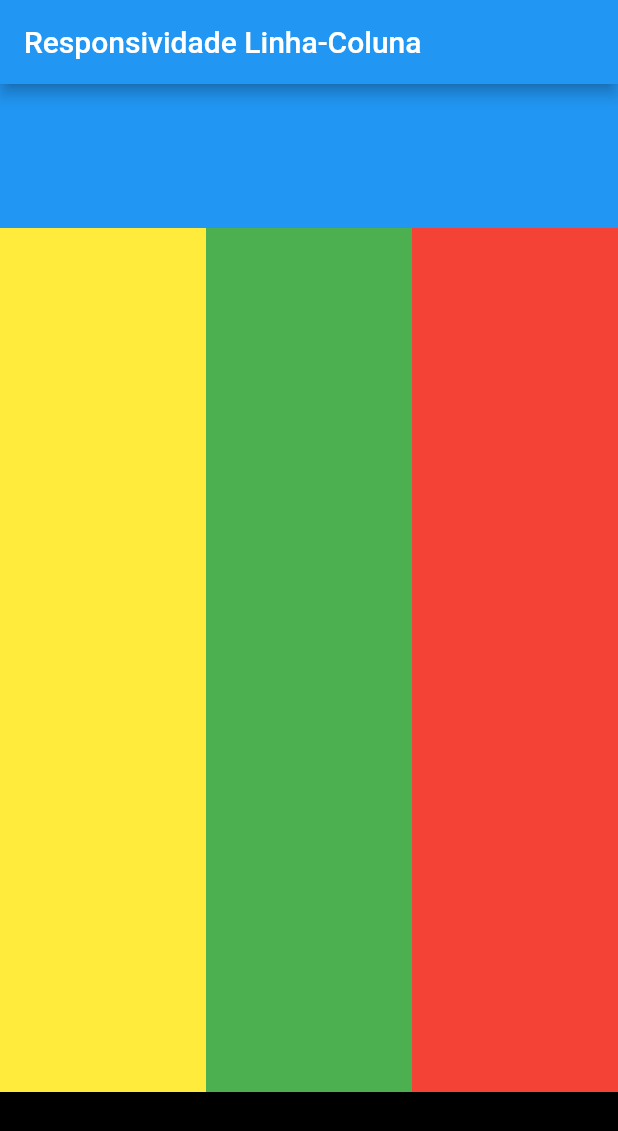
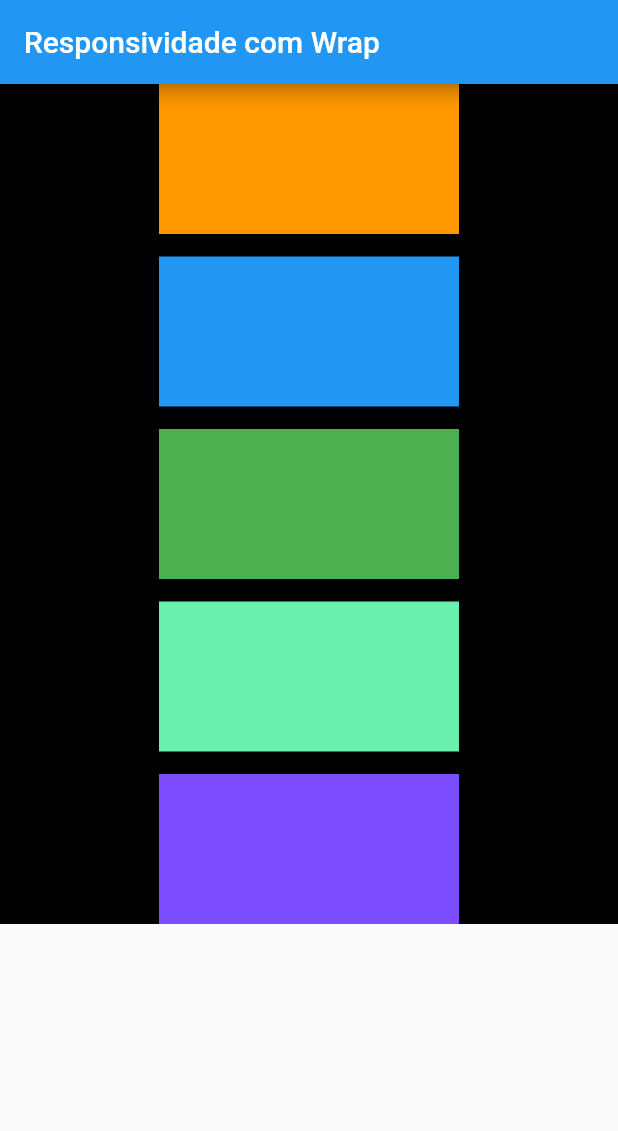
Before and after one commit to da0hn/ramona-flutter-store, a Flutter app: the screen it shows after launch, on a phone screen of 412 x 824 dp. Shown: the top 1131 px of the screen. Run offline on Flutter 3.47's test engine with Material 2 defaults, Android fonts, the light colour scheme and no system bars.

Commit message:
feat: example of responsive UI using `Wrap` widget

```diff
--- a/lib/main.dart
+++ b/lib/main.dart
@@ -1,12 +1,12 @@
 import 'package:flutter/material.dart';
-import 'package:ramona_store/responsiveness_row_column.dart';
+import 'package:ramona_store/responsiveness_wrap.dart';
 
 void main() {
   runApp(
     const MaterialApp(
       title: 'Ramona Store',
       debugShowCheckedModeBanner: false,
-      home: ResponsivenessRowColumn(),
+      home: ResponsivenessWrap(),
     ),
   );
 }
--- /dev/null
+++ b/lib/responsiveness_wrap.dart
@@ -0,0 +1,52 @@
+import 'package:flutter/material.dart';
+
+class ResponsivenessWrap extends StatelessWidget {
+  const ResponsivenessWrap({Key? key}) : super(key: key);
+
+  @override
+  Widget build(BuildContext context) {
+    double width = 200;
+    double height = 100;
+    return Scaffold(
+      appBar: AppBar(
+        title: const Text('Responsividade com Wrap'),
+      ),
+      body: Container(
+        color: Colors.black,
+        width: MediaQuery.of(context).size.width,
+        child: Wrap(
+          alignment: WrapAlignment.center,
+          runSpacing: 15,
+          spacing: 15,
+          children: [
+            Container(
+              width: width,
+              height: height,
+              color: Colors.orange,
+            ),
+            Container(
+              width: width,
+              height: height,
+              color: Colors.blue,
+            ),
+            Container(
+              width: width,
+              height: height,
+              color: Colors.green,
+            ),
+            Container(
+              width: width,
+              height: height,
+              color: Colors.greenAccent,
+            ),
+            Container(
+              width: width,
+              height: height,
+              color: Colors.deepPurpleAccent,
+            ),
+          ],
+        ),
+      ),
+    );
+  }
+}
```
